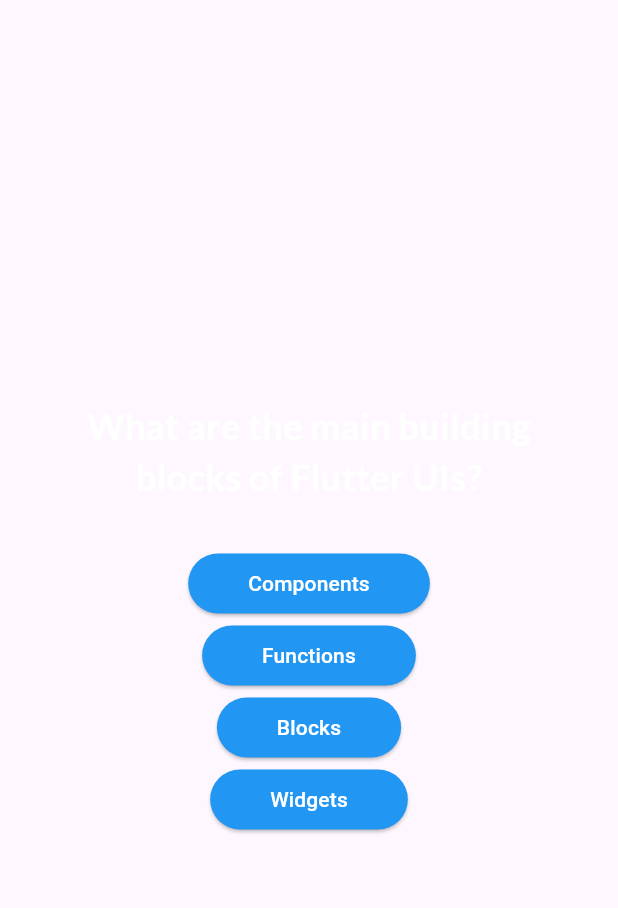
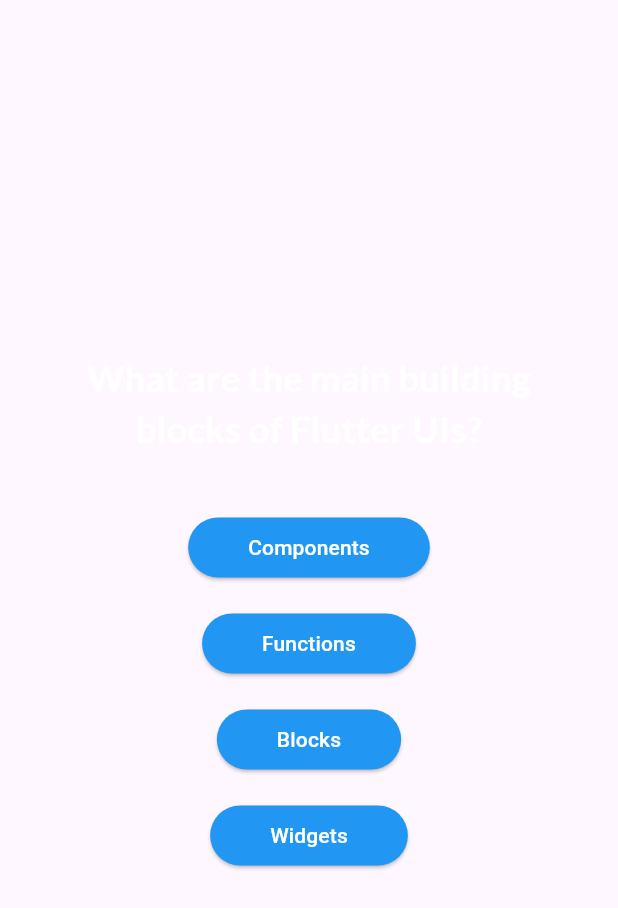
Before and after one commit to asdisagla/quizapp, a Flutter app: the QuestionsScreen widget shown alone on an empty page, opened directly with empty values, on a phone screen of 412 x 824 dp. Shown: the top 908 px of the screen. Run offline on Flutter 3.47's test engine with Material 3 defaults, Android fonts, the phone set to English and light mode, and no system bars; our stand-ins replace google_fonts.

```diff
--- a/lib/questions_screen.dart
+++ b/lib/questions_screen.dart
@@ -49,13 +49,16 @@ class _QuestionsScreenState extends State<QuestionsScreen> {
             ),
             const SizedBox(height: 30),
             ...currentQuestion.getShuffledAnswers().map((answer){
-              return AnswerButton(
-                answerText: answer,
-                onTap:(){
-                  answerQuestion(answer);
-              },
+              return Padding(
+                padding: const EdgeInsets.symmetric(vertical: 8.0), // Adjust padding here
+                child: AnswerButton(
+                  answerText: answer,
+                  onTap: () {
+                    answerQuestion(answer);
+                  },
+                ),
               );
-            })
+            }).toList(),
           ],
         ),
       ),
```
Also changed, not shown: lib/questions_summary.dart (+4 -3 lines), lib/quiz.dart (+8 -6 lines), lib/results_screen.dart (+11 -3 lines).
